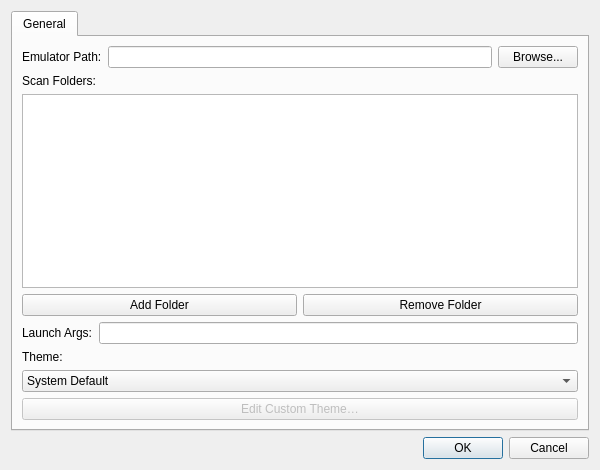
This is src/UI/SettingsDialog.ui in TheHalfrican/PerchQt as Qt 5 draws it before an edit. The edited form follows.
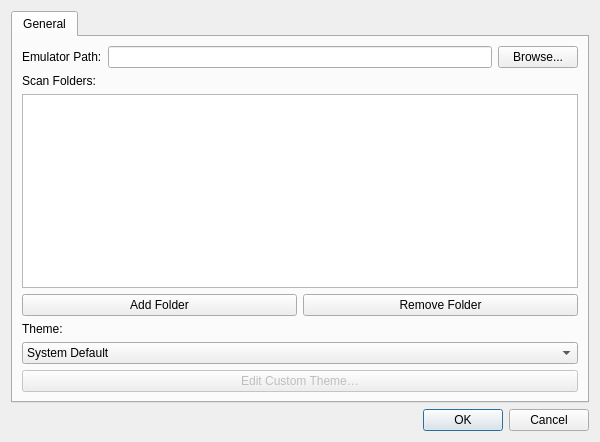
This is the edited form.

Commit message: Removed launch args from settings and created launch game functionality

Patch:
```diff
--- a/src/UI/SettingsDialog.ui
+++ b/src/UI/SettingsDialog.ui
@@ -74,21 +74,6 @@
          </item>
         </layout>
        </item>
-       <!-- Launch Args -->
-       <item>
-        <layout class="QHBoxLayout" name="launch_args_layout">
-         <item>
-          <widget class="QLabel" name="launch_args_label">
-           <property name="text">
-            <string>Launch Args:</string>
-           </property>
-          </widget>
-         </item>
-         <item>
-          <widget class="QLineEdit" name="launch_args_edit"/>
-         </item>
-        </layout>
-       </item>
        <!-- Theme Selection -->
        <item>
         <widget class="QLabel" name="theme_label">
```
The commit also changes 1 other file.
